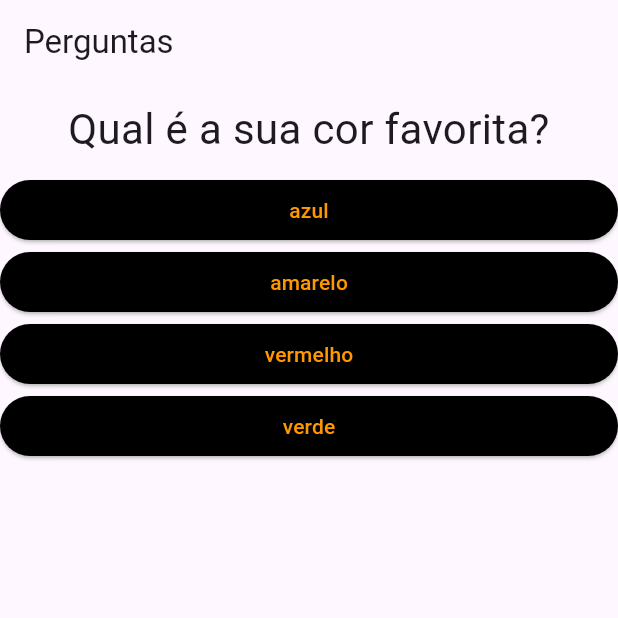
After one commit to DoseDjalmadaDunhaJunior/Flutter-Perguntas, a Flutter app: the screen it shows after launch, on a phone screen of 412 x 824 dp, the top half of it. The commit adds this screen. Run offline on Flutter 3.47's test engine with Material 3 defaults, Android fonts, the phone set to English and light mode, and no system bars.

Commit message:
Agora tem o começo de implementação de pontos

```diff
--- a/lib/main.dart
+++ b/lib/main.dart
@@ -1,6 +1,6 @@
 import 'package:flutter/material.dart';
-import './questao.dart';
-import './resposta.dart';
+import './questionario.dart';
+import './resultado.dart';
 
 void main() => runApp(const PerguntaApp());
 
@@ -10,15 +10,30 @@ class _PerguntaAppState extends State<PerguntaApp> {
   final _perguntas = const [
     {
       'texto': 'Qual é a sua cor favorita?',
-      'respostas': ['azul', 'amarelo', 'vermelho', 'verde']
+      'respostas': [
+        {'texto': 'azul', 'nota': 10},
+        {'texto': 'amarelo', 'nota': 20},
+        {'texto': 'vermelho', 'nota': 30},
+        {'texto': 'verde', 'nota': 40},
+      ],
     },
     {
       'texto': 'Qual é o seu animal favorito?',
-      'respostas': ['cachorro', 'gato', 'papagaio', 'rato']
+      'respostas': [
+        {'texto': 'cachorro', 'nota': 10},
+        {'texto': 'gato', 'nota': 20},
+        {'texto': 'papagaio', 'nota': 30},
+        {'texto': 'rato', 'nota': 40},
+      ]
     },
     {
       'texto': 'Qual é o seu dia da semana favorito?',
-      'respostas': ['segunda', 'quarta', 'sexta', 'domingo']
+      'respostas': [
+        {'texto' : 'segunda', 'nota' : 20},
+        {'texto' : 'quarta', 'nota' : 30},
+        {'texto' : 'sexta', 'nota' : 40},
+        {'texto' : 'domingo', 'nota' : 50},
+      ]
     },
   ];
 
@@ -34,31 +49,17 @@ class _PerguntaAppState extends State<PerguntaApp> {
 
   @override
   Widget build(BuildContext context) {
-    List<String> respostas = temPSelect
-        ? _perguntas[_perguntaSelecionada]['respostas'] as List<String>
-        : [];
-    // for (String textoResp in respostas) {
-    //   widgets.add(Resposta(textoResp, _responder));
-    // }
-
     return MaterialApp(
       home: Scaffold(
         appBar: AppBar(
           title: const Text('Perguntas'),
         ),
         body: temPSelect
-            ? Column(
-                children: [
-                  Questao(_perguntas[_perguntaSelecionada]['texto'].toString()),
-                  ...respostas.map((t) => Resposta(t, _responder)),
-                ],
-              )
-            : Center(
-                child: Text(
-                  'Vai se foder',
-                  style: TextStyle(fontSize: 28),
-                ),
-              ),
+            ? Questionario(
+                perguntas: _perguntas,
+                perguntaSelecionada: _perguntaSelecionada,
+                quandoResponder: _responder)
+            : Resultado(),
       ),
     );
   }
--- /dev/null
+++ b/lib/questionario.dart
@@ -0,0 +1,34 @@
+import 'package:flutter/material.dart';
+import './questao.dart';
+import './resposta.dart';
+
+class Questionario extends StatelessWidget {
+  final List<Map<String, Object>> perguntas;
+  final int perguntaSelecionada;
+  final void Function() quandoResponder;
+
+  Questionario({
+    required this.perguntas,
+    required this.perguntaSelecionada,
+    required this.quandoResponder,
+  });
+
+  bool get temPSelect {
+    return perguntaSelecionada < perguntas.length;
+  }
+
+  @override
+  Widget build(BuildContext context) {
+List<Map<String, Object>> respostas = temPSelect
+       ? perguntas[perguntaSelecionada]['respostas']
+           as List<Map<String, Object>>
+       : [];
+
+    return Column(
+      children: [
+        Questao(perguntas[perguntaSelecionada]['texto'].toString()),
+        ...respostas.map((t) => Resposta(t['texto'].toString(), quandoResponder)),
+      ],
+    );
+  }
+}
--- /dev/null
+++ b/lib/resultado.dart
@@ -0,0 +1,15 @@
+import 'package:flutter/material.dart';
+
+class Resultado extends StatelessWidget {
+  const Resultado({super.key});
+
+  @override
+  Widget build(BuildContext context) {
+    return Center(
+      child: Text(
+        'Vai se foder',
+        style: TextStyle(fontSize: 28),
+      ),
+    );
+  }
+}
```
